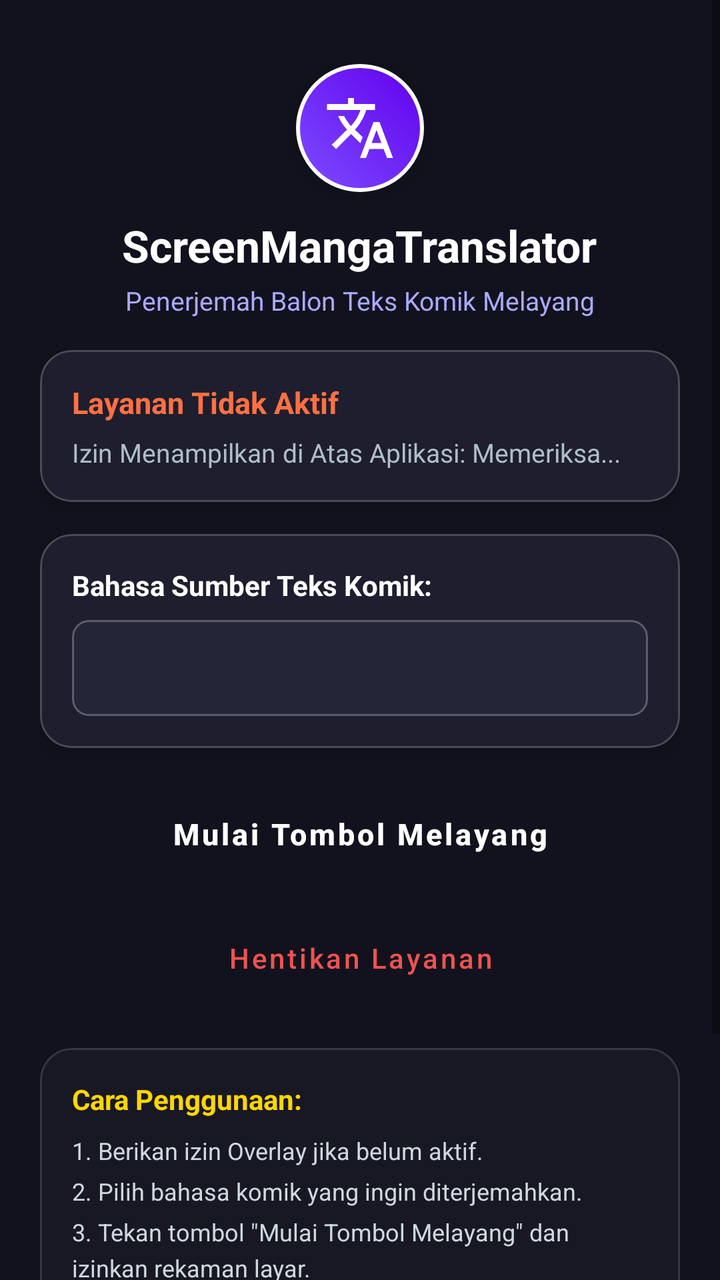
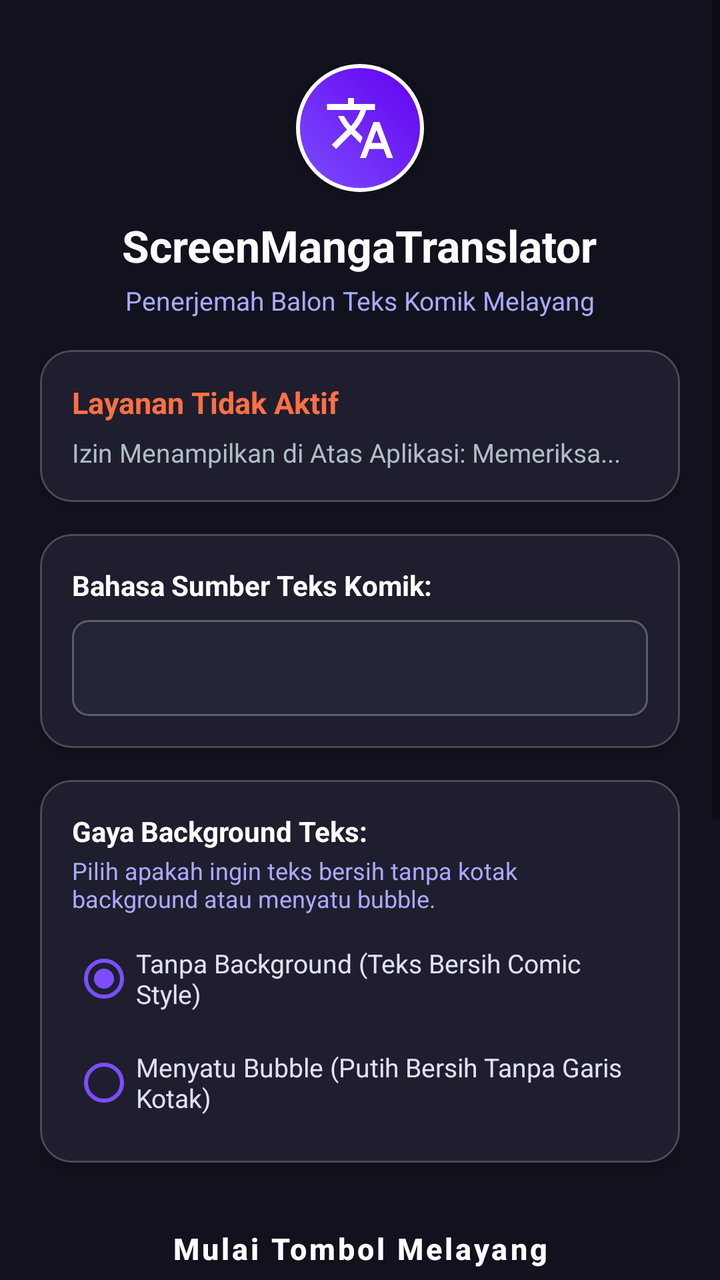

The first picture is an Android layout as it rendered before a commit; the second is the same layout after the commit. The layout source and the unified diff follow.
<!-- AndroidManifest.xml: application theme Theme.MaterialComponents.DayNight.NoActionBar -->
<!-- res/layout/activity_main.xml -->
<?xml version="1.0" encoding="utf-8"?>
<ScrollView xmlns:android="http://schemas.android.com/apk/res/android"
    xmlns:app="http://schemas.android.com/apk/res-auto"
    xmlns:tools="http://schemas.android.com/tools"
    android:layout_width="match_parent"
    android:layout_height="match_parent"
    android:background="#12121E"
    android:fillViewport="true">

    <LinearLayout
        android:layout_width="match_parent"
        android:layout_height="wrap_content"
        android:orientation="vertical"
        android:padding="20dp">

        
        <LinearLayout
            android:layout_width="match_parent"
            android:layout_height="wrap_content"
            android:gravity="center"
            android:orientation="vertical"
            android:paddingTop="12dp"
            android:paddingBottom="16dp">

            <ImageView
                android:layout_width="64dp"
                android:layout_height="64dp"
                android:background="@drawable/bg_floating_bubble"
                android:elevation="6dp"
                android:padding="14dp"
                android:src="@drawable/ic_translate"
                app:tint="#FFFFFF" />

            <TextView
                android:layout_width="wrap_content"
                android:layout_height="wrap_content"
                android:layout_marginTop="12dp"
                android:text="@string/app_name"
                android:textColor="#FFFFFF"
                android:textSize="22sp"
                android:textStyle="bold" />

            <TextView
                android:layout_width="wrap_content"
                android:layout_height="wrap_content"
                android:layout_marginTop="4dp"
                android:text="Penerjemah Balon Teks Komik Melayang"
                android:textColor="#AAAAFF"
                android:textSize="13sp" />
        </LinearLayout>

        
        <com.google.android.material.card.MaterialCardView
            android:layout_width="match_parent"
            android:layout_height="wrap_content"
            android:layout_marginBottom="16dp"
            app:cardBackgroundColor="#1E1E2E"
            app:cardCornerRadius="16dp"
            app:cardElevation="4dp"
            app:strokeColor="#33FFFFFF"
            app:strokeWidth="1dp">

            <LinearLayout
                android:layout_width="match_parent"
                android:layout_height="wrap_content"
                android:orientation="vertical"
                android:padding="16dp">

                <TextView
                    android:id="@+id/tvServiceStatus"
                    android:layout_width="wrap_content"
                    android:layout_height="wrap_content"
                    android:text="@string/status_service_stopped"
                    android:textColor="#FF7043"
                    android:textSize="15sp"
                    android:textStyle="bold" />

                <TextView
                    android:id="@+id/tvOverlayStatus"
                    android:layout_width="wrap_content"
                    android:layout_height="wrap_content"
                    android:layout_marginTop="6dp"
                    android:text="Izin Menampilkan di Atas Aplikasi: Memeriksa..."
                    android:textColor="#B0BEC5"
                    android:textSize="13sp" />

                <Button
                    android:id="@+id/btnGrantOverlay"
                    style="@style/Widget.MaterialComponents.Button.OutlinedButton"
                    android:layout_width="match_parent"
                    android:layout_height="wrap_content"
                    android:layout_marginTop="12dp"
                    android:text="@string/btn_grant_overlay"
                    android:textColor="#7C4DFF"
                    android:visibility="gone"
                    app:cornerRadius="10dp"
                    app:strokeColor="#7C4DFF" />
            </LinearLayout>
        </com.google.android.material.card.MaterialCardView>

        
        <com.google.android.material.card.MaterialCardView
            android:layout_width="match_parent"
            android:layout_height="wrap_content"
            android:layout_marginBottom="16dp"
            app:cardBackgroundColor="#1E1E2E"
            app:cardCornerRadius="16dp"
            app:cardElevation="4dp"
            app:strokeColor="#33FFFFFF"
            app:strokeWidth="1dp">

            <LinearLayout
                android:layout_width="match_parent"
                android:layout_height="wrap_content"
                android:orientation="vertical"
                android:padding="16dp">

                <TextView
                    android:layout_width="wrap_content"
                    android:layout_height="wrap_content"
                    android:text="@string/lang_label"
                    android:textColor="#FFFFFF"
                    android:textSize="14sp"
                    android:textStyle="bold" />

                <Spinner
                    android:id="@+id/spinnerLang"
                    android:layout_width="match_parent"
                    android:layout_height="48dp"
                    android:layout_marginTop="8dp"
                    android:background="@drawable/bg_spinner"
                    android:popupBackground="#252538"
                    android:spinnerMode="dropdown" />
            </LinearLayout>
        </com.google.android.material.card.MaterialCardView>

        
        <Button
            android:id="@+id/btnStartFloating"
            style="@style/Widget.MaterialComponents.Button"
            android:layout_width="match_parent"
            android:layout_height="54dp"
            android:backgroundTint="#7C4DFF"
            android:text="@string/btn_start_service"
            android:textAllCaps="false"
            android:textColor="#FFFFFF"
            android:textSize="15sp"
            android:textStyle="bold"
            app:cornerRadius="12dp"
            app:icon="@drawable/ic_translate"
            app:iconGravity="textStart"
            app:iconPadding="10dp" />

        <Button
            android:id="@+id/btnStopFloating"
            style="@style/Widget.MaterialComponents.Button.OutlinedButton"
            android:layout_width="match_parent"
            android:layout_height="50dp"
            android:layout_marginTop="10dp"
            android:text="@string/btn_stop_service"
            android:textAllCaps="false"
            android:textColor="#EF5350"
            android:textSize="14sp"
            app:cornerRadius="12dp"
            app:icon="@drawable/ic_clear"
            app:iconGravity="textStart"
            app:iconPadding="8dp"
            app:iconTint="#EF5350"
            app:strokeColor="#EF5350" />

        
        <com.google.android.material.card.MaterialCardView
            android:layout_width="match_parent"
            android:layout_height="wrap_content"
            android:layout_marginTop="20dp"
            app:cardBackgroundColor="#181825"
            app:cardCornerRadius="16dp"
            app:cardElevation="2dp"
            app:strokeColor="#22FFFFFF"
            app:strokeWidth="1dp">

            <LinearLayout
                android:layout_width="match_parent"
                android:layout_height="wrap_content"
                android:orientation="vertical"
                android:padding="16dp">

                <TextView
                    android:layout_width="wrap_content"
                    android:layout_height="wrap_content"
                    android:text="@string/instructions_title"
                    android:textColor="#FFD600"
                    android:textSize="14sp"
                    android:textStyle="bold" />

                <TextView
                    android:layout_width="wrap_content"
                    android:layout_height="wrap_content"
                    android:layout_marginTop="8dp"
                    android:lineSpacingExtra="4dp"
                    android:text="@string/instruction_step_1"
                    android:textColor="#CFD8DC"
                    android:textSize="12sp" />

                <TextView
                    android:layout_width="wrap_content"
                    android:layout_height="wrap_content"
                    android:layout_marginTop="4dp"
                    android:lineSpacingExtra="4dp"
                    android:text="@string/instruction_step_2"
                    android:textColor="#CFD8DC"
                    android:textSize="12sp" />

                <TextView
                    android:layout_width="wrap_content"
                    android:layout_height="wrap_content"
                    android:layout_marginTop="4dp"
                    android:lineSpacingExtra="4dp"
                    android:text="@string/instruction_step_3"
                    android:textColor="#CFD8DC"
                    android:textSize="12sp" />

                <TextView
                    android:layout_width="wrap_content"
                    android:layout_height="wrap_content"
                    android:layout_marginTop="4dp"
                    android:lineSpacingExtra="4dp"
                    android:text="@string/instruction_step_4"
                    android:textColor="#CFD8DC"
                    android:textSize="12sp" />

                <TextView
                    android:layout_width="wrap_content"
                    android:layout_height="wrap_content"
                    android:layout_marginTop="4dp"
                    android:lineSpacingExtra="4dp"
                    android:text="@string/instruction_step_5"
                    android:textColor="#CFD8DC"
                    android:textSize="12sp" />

                <TextView
                    android:layout_width="wrap_content"
                    android:layout_height="wrap_content"
                    android:layout_marginTop="4dp"
                    android:lineSpacingExtra="4dp"
                    android:text="@string/instruction_step_6"
                    android:textColor="#CFD8DC"
                    android:textSize="12sp" />
            </LinearLayout>
        </com.google.android.material.card.MaterialCardView>

    </LinearLayout>
</ScrollView>
<!-- resources referenced by this layout -->
<resources>
  <!-- drawable bg_floating_bubble (drawable) -->
  <?xml version="1.0" encoding="utf-8"?>
  <shape xmlns:android="http://schemas.android.com/apk/res/android"
      android:shape="oval">
      <gradient
          android:angle="45"
          android:startColor="#7C4DFF"
          android:endColor="#6200EE"
          android:type="linear" />
      <stroke
          android:width="2dp"
          android:color="#FFFFFF" />
  </shape>
  <!-- drawable bg_spinner (drawable) -->
  <?xml version="1.0" encoding="utf-8"?>
  <shape xmlns:android="http://schemas.android.com/apk/res/android"
      android:shape="rectangle">
      <solid android:color="@color/input_bg" />
      <corners android:radius="8dp" />
      <stroke android:width="1dp" android:color="#44FFFFFF" />
      <padding
          android:left="6dp"
          android:top="4dp"
          android:right="6dp"
          android:bottom="4dp" />
  </shape>
  <!-- drawable ic_clear (drawable) -->
  <vector xmlns:android="http://schemas.android.com/apk/res/android"
      android:width="24dp"
      android:height="24dp"
      android:viewportWidth="24"
      android:viewportHeight="24">
      <path
          android:fillColor="@android:color/white"
          android:pathData="M19,6.41L17.59,5 12,10.59 6.41,5 5,6.41 10.59,12 5,17.59 6.41,19 12,13.41 17.59,19 19,17.59 13.41,12z"/>
  </vector>
  <!-- drawable ic_translate (drawable) -->
  <vector xmlns:android="http://schemas.android.com/apk/res/android"
      android:width="24dp"
      android:height="24dp"
      android:viewportWidth="24"
      android:viewportHeight="24">
      <path
          android:fillColor="@android:color/white"
          android:pathData="M12.87,15.07l-2.54,-2.51 0.03,-0.03c1.74,-1.94 2.98,-4.17 3.71,-6.53H17V4h-7V2H8v2H1v1.99h11.17C11.5,7.92 10.44,9.75 9,11.35 8.07,10.32 7.3,9.19 6.69,8h-2c0.73,1.63 1.73,3.17 2.98,4.56l-5.09,5.02L4,19l5,-5 3.11,3.11 0.76,-2.04zM18.5,10h-2L12,22h2l1.12,-3h4.75L21,22h2l-4.5,-12zm-2.62,7l1.62,-4.33L19.12,17h-3.24z"/>
  </vector>
  <string name="app_name">ScreenMangaTranslator</string>
  <string name="btn_grant_overlay">Berikan Izin Overlay</string>
  <string name="btn_start_service">Mulai Tombol Melayang</string>
  <string name="btn_stop_service">Hentikan Layanan</string>
  <string name="instruction_step_1">1. Berikan izin Overlay jika belum aktif.</string>
  <string name="instruction_step_2">2. Pilih bahasa komik yang ingin diterjemahkan.</string>
  <string name="instruction_step_3">3. Tekan tombol \"Mulai Tombol Melayang\" dan izinkan rekaman layar.</string>
  <string name="instruction_step_4">4. Buka aplikasi komik favorit Anda (Tachiyomi, Webtoon, Chrome, dll).</string>
  <string name="instruction_step_5">5. Ketuk ikon melayang untuk memindai dan menerjemahkan balon teks langsung di layar.</string>
  <string name="instruction_step_6">6. Ketuk di mana saja pada layar untuk menghapus kotak terjemahan.</string>
  <string name="instructions_title">Cara Penggunaan:</string>
  <string name="lang_label">Bahasa Sumber Teks Komik:</string>
  <string name="status_service_stopped">Layanan Tidak Aktif</string>
  <color name="input_bg">#252538</color>
</resources>

<!-- the commit's change to res/layout/activity_main.xml (unified diff, before → after) -->
@@ -131,6 +131,68 @@
                     android:background="@drawable/bg_spinner"
                     android:popupBackground="#252538"
                     android:spinnerMode="dropdown" />
+            </LinearLayout>
+        </com.google.android.material.card.MaterialCardView>
+
+        
+        <com.google.android.material.card.MaterialCardView
+            android:layout_width="match_parent"
+            android:layout_height="wrap_content"
+            android:layout_marginBottom="16dp"
+            app:cardBackgroundColor="#1E1E2E"
+            app:cardCornerRadius="16dp"
+            app:cardElevation="4dp"
+            app:strokeColor="#33FFFFFF"
+            app:strokeWidth="1dp">
+
+            <LinearLayout
+                android:layout_width="match_parent"
+                android:layout_height="wrap_content"
+                android:orientation="vertical"
+                android:padding="16dp">
+
+                <TextView
+                    android:layout_width="wrap_content"
+                    android:layout_height="wrap_content"
+                    android:text="Gaya Background Teks:"
+                    android:textColor="#FFFFFF"
+                    android:textSize="14sp"
+                    android:textStyle="bold" />
+
+                <TextView
+                    android:layout_width="wrap_content"
+                    android:layout_height="wrap_content"
+                    android:layout_marginTop="2dp"
+                    android:text="Pilih apakah ingin teks bersih tanpa kotak background atau menyatu bubble."
+                    android:textColor="#AAAAFF"
+                    android:textSize="12sp" />
+
+                <RadioGroup
+                    android:id="@+id/rgBgStyle"
+                    android:layout_width="match_parent"
+                    android:layout_height="wrap_content"
+                    android:layout_marginTop="8dp">
+
+                    <RadioButton
+                        android:id="@+id/rbTransparent"
+                        android:layout_width="match_parent"
+                        android:layout_height="wrap_content"
+                        android:buttonTint="#7C4DFF"
+                        android:checked="true"
+                        android:text="Tanpa Background (Teks Bersih Comic Style)"
+                        android:textColor="#E0E0FF"
+                        android:textSize="13sp" />
+
+                    <RadioButton
+                        android:id="@+id/rbSeamlessWhite"
+                        android:layout_width="match_parent"
+                        android:layout_height="wrap_content"
+                        android:layout_marginTop="4dp"
+                        android:buttonTint="#7C4DFF"
+                        android:text="Menyatu Bubble (Putih Bersih Tanpa Garis Kotak)"
+                        android:textColor="#E0E0FF"
+                        android:textSize="13sp" />
+                </RadioGroup>
             </LinearLayout>
         </com.google.android.material.card.MaterialCardView>
 
